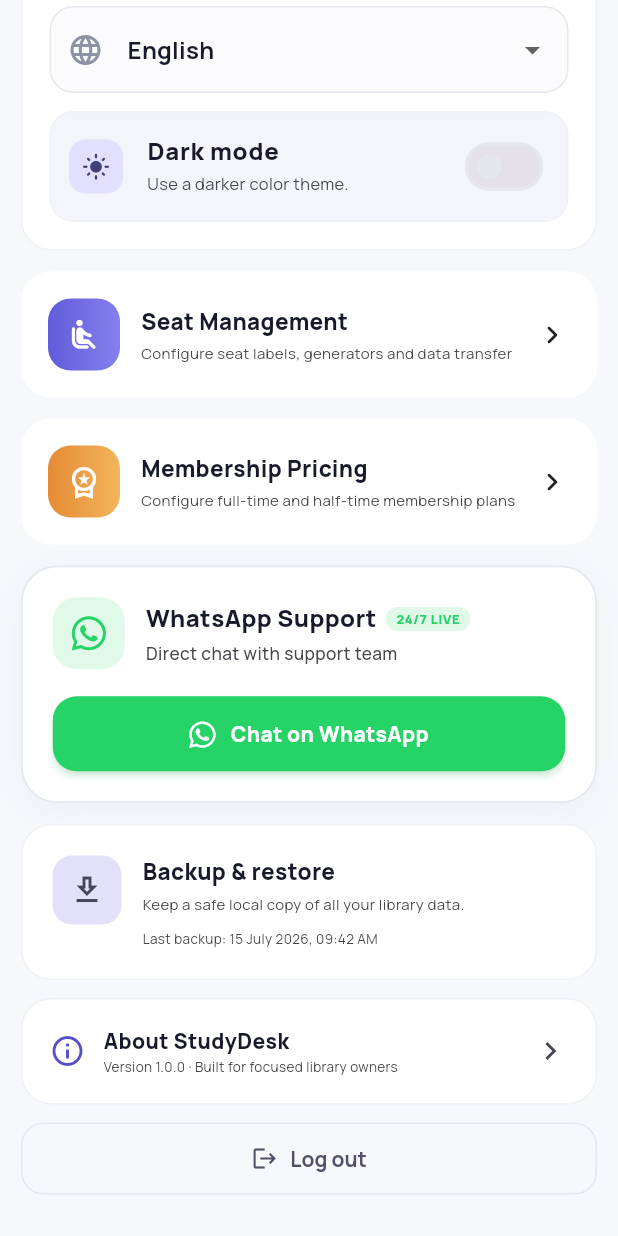
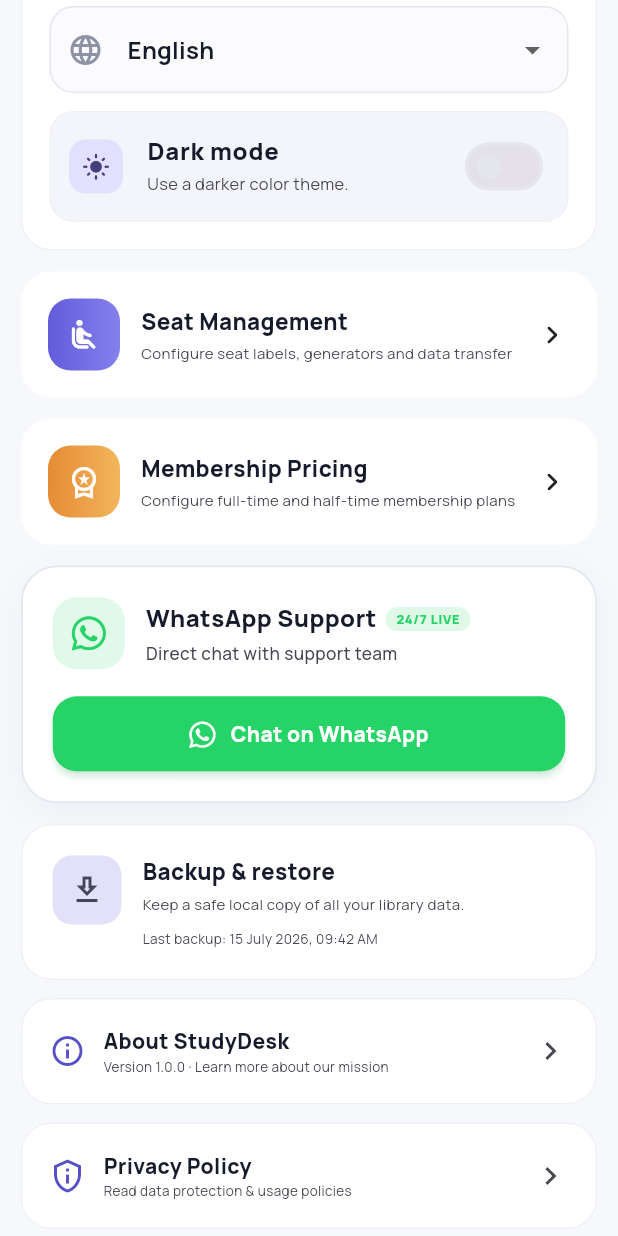
Before and after one commit to inditechit26-lang/Library_Management, a Flutter app: the SettingsScreen widget shown alone on an empty page, opened directly, scrolled down 298 dp, on a phone screen of 412 x 824 dp. Run offline on Flutter 3.47's test engine with Material 3 defaults, Android fonts, the phone set to English and light mode, and no system bars; our stand-ins replace file_picker, flutter_riverpod, font_awesome_flutter, go_router, google_fonts, image_picker and 5 more; missing offline and left inert: excel; accounts and stored records are empty.

Commit message:
Add About Us and Privacy Policy screens in Settings

```diff
--- a/lib/core/services/router.dart
+++ b/lib/core/services/router.dart
@@ -9,6 +9,8 @@
 import '../../features/settings/screens/owner_profile_screen.dart';
 import '../../features/notifications/screens/notification_screen.dart';
 import '../../features/notifications/screens/notification_settings_screen.dart';
+import '../../features/settings/screens/about_us_screen.dart';
+import '../../features/settings/screens/privacy_policy_screen.dart';
 import '../widgets/app_shell.dart';
 
 final routerProvider = Provider<GoRouter>(
@@ -44,6 +46,14 @@
         builder: (context, state) => const OwnerProfileScreen(),
       ),
       GoRoute(
+        path: '/settings/about',
+        builder: (context, state) => const AboutUsScreen(),
+      ),
+      GoRoute(
+        path: '/settings/privacy',
+        builder: (context, state) => const PrivacyPolicyScreen(),
+      ),
+      GoRoute(
         path: '/seats/:number',
         builder: (context, state) =>
             SeatProfileScreen(seatId: state.pathParameters['number']!),
--- a/lib/features/settings/screens/settings_screen.dart
+++ b/lib/features/settings/screens/settings_screen.dart
@@ -326,6 +326,8 @@
         const _Backup(),
         const SizedBox(height: 12),
         const _About(),
+        const SizedBox(height: 12),
+        const _PrivacyPolicy(),
 
         const SizedBox(height: 12),
         OutlinedButton.icon(
@@ -691,10 +693,15 @@
 class _About extends StatelessWidget {
   const _About();
   @override
-  Widget build(BuildContext context) => Container(
+  Widget build(BuildContext context) => Material(
+    color: Theme.of(context).colorScheme.surface,
+    borderRadius: BorderRadius.circular(20),
+    child: InkWell(
+      onTap: () => context.push('/settings/about'),
+      borderRadius: BorderRadius.circular(20),
+      child: Container(
         padding: const EdgeInsets.all(18),
         decoration: BoxDecoration(
-      color: Theme.of(context).colorScheme.surface,
           border: Border.all(color: Theme.of(context).colorScheme.outlineVariant),
           borderRadius: BorderRadius.circular(20),
         ),
@@ -714,7 +721,7 @@
                     ),
                   ),
                   Text(
-                'Version 1.0.0 · Built for focused library owners',
+                    'Version 1.0.0 · Learn more about our mission',
                     style: TextStyle(
                       fontSize: 9,
                       color: Theme.of(context).colorScheme.onSurfaceVariant,
@@ -728,6 +735,59 @@
               color: Theme.of(context).colorScheme.onSurfaceVariant,
             ),
           ],
+        ),
+      ),
+    ),
+  );
+}
+
+class _PrivacyPolicy extends StatelessWidget {
+  const _PrivacyPolicy();
+  @override
+  Widget build(BuildContext context) => Material(
+    color: Theme.of(context).colorScheme.surface,
+    borderRadius: BorderRadius.circular(20),
+    child: InkWell(
+      onTap: () => context.push('/settings/privacy'),
+      borderRadius: BorderRadius.circular(20),
+      child: Container(
+        padding: const EdgeInsets.all(18),
+        decoration: BoxDecoration(
+          border: Border.all(color: Theme.of(context).colorScheme.outlineVariant),
+          borderRadius: BorderRadius.circular(20),
+        ),
+        child: Row(
+          children: [
+            Icon(Icons.privacy_tip_outlined, color: Theme.of(context).colorScheme.primary),
+            const SizedBox(width: 12),
+            Expanded(
+              child: Column(
+                crossAxisAlignment: CrossAxisAlignment.start,
+                children: [
+                  Text(
+                    'Privacy Policy',
+                    style: TextStyle(
+                      fontWeight: FontWeight.w800,
+                      color: Theme.of(context).colorScheme.onSurface,
+                    ),
+                  ),
+                  Text(
+                    'Read data protection & usage policies',
+                    style: TextStyle(
+                      fontSize: 9,
+                      color: Theme.of(context).colorScheme.onSurfaceVariant,
+                    ),
+                  ),
+                ],
+              ),
+            ),
+            Icon(
+              Icons.chevron_right,
+              color: Theme.of(context).colorScheme.onSurfaceVariant,
+            ),
+          ],
+        ),
+      ),
     ),
   );
 }
```
Also changed, not shown: lib/features/settings/screens/about_us_screen.dart (added, +238 -0 lines), lib/features/settings/screens/privacy_policy_screen.dart (added, +127 -0 lines). Lines whose indentation alone changed are shown as unchanged.
